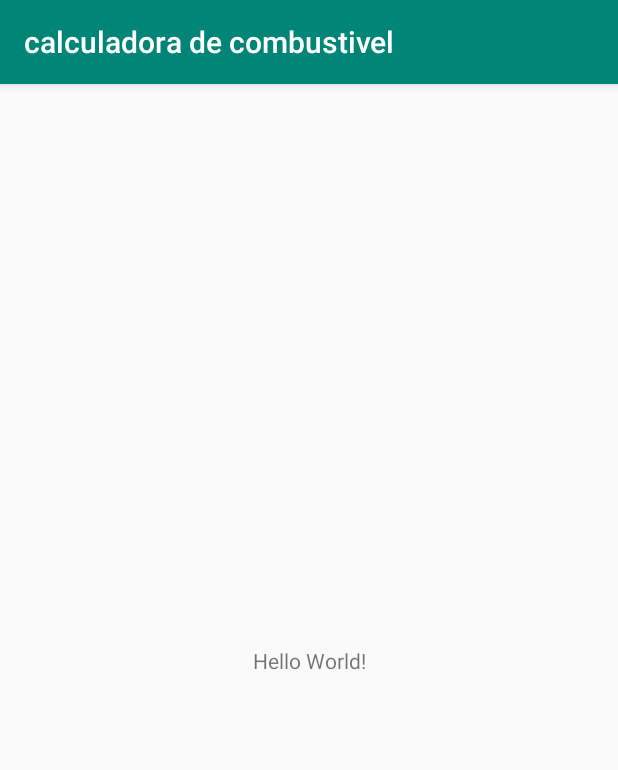
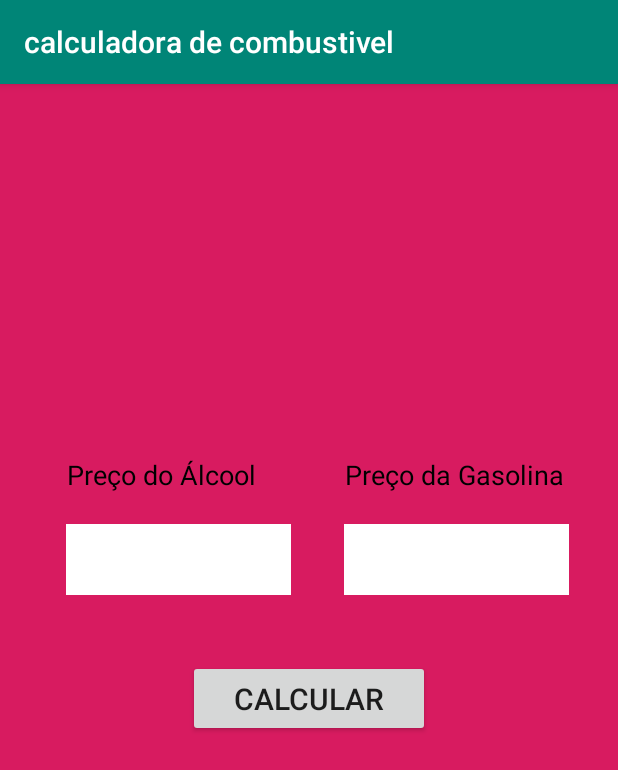
Before and after one commit to ulissesg/alcool-ou-gasolina, an Android app: the screen it shows after launch (MainActivity), on a phone screen of 412 x 824 dp. Shown: the top 770 px of the screen. Run offline under Robolectric (Android 15) with nearby library versions, the phone set to English and light mode, and no system bars.

Commit message:
layout quase pronto

```diff
--- a/app/src/main/res/layout/activity_main.xml
+++ b/app/src/main/res/layout/activity_main.xml
@@ -2,17 +2,102 @@
 <android.support.constraint.ConstraintLayout xmlns:android="http://schemas.android.com/apk/res/android"
     xmlns:app="http://schemas.android.com/apk/res-auto"
     xmlns:tools="http://schemas.android.com/tools"
+    android:id="@+id/texto_resposta"
     android:layout_width="match_parent"
     android:layout_height="match_parent"
+    android:background="@color/colorAccent"
     tools:context=".MainActivity">
 
-    <TextView
-        android:layout_width="wrap_content"
-        android:layout_height="wrap_content"
-        android:text="Hello World!"
-        app:layout_constraintBottom_toBottomOf="parent"
-        app:layout_constraintLeft_toLeftOf="parent"
-        app:layout_constraintRight_toRightOf="parent"
+    <Button
+        android:id="@+id/Calcular"
+        android:layout_width="161dp"
+        android:layout_height="51dp"
+        android:layout_marginStart="8dp"
+        android:layout_marginLeft="8dp"
+        android:layout_marginTop="384dp"
+        android:layout_marginEnd="8dp"
+        android:layout_marginRight="8dp"
+        android:text="Calcular"
+        android:textSize="20sp"
+        app:layout_constraintEnd_toEndOf="parent"
+        app:layout_constraintStart_toStartOf="parent"
         app:layout_constraintTop_toTopOf="parent" />
 
+    <EditText
+        android:id="@+id/Valcool"
+        android:layout_width="150dp"
+        android:layout_height="47dp"
+        android:layout_marginStart="44dp"
+        android:layout_marginLeft="44dp"
+        android:layout_marginTop="16dp"
+        android:background="?attr/colorBackgroundFloating"
+        android:ems="10"
+        android:inputType="numberDecimal"
+        android:textAllCaps="false"
+        app:layout_constraintStart_toStartOf="parent"
+        app:layout_constraintTop_toBottomOf="@+id/alcool" />
+
+    <EditText
+        android:id="@+id/Vgasolina"
+        android:layout_width="150dp"
+        android:layout_height="47dp"
+        android:layout_marginStart="8dp"
+        android:layout_marginLeft="8dp"
+        android:layout_marginTop="16dp"
+        android:layout_marginEnd="8dp"
+        android:layout_marginRight="8dp"
+        android:background="?attr/colorBackgroundFloating"
+        android:ems="10"
+        android:inputType="numberDecimal"
+        android:selectAllOnFocus="false"
+        android:singleLine="false"
+        app:layout_constraintEnd_toEndOf="parent"
+        app:layout_constraintHorizontal_bias="0.529"
+        app:layout_constraintStart_toEndOf="@+id/Valcool"
+        app:layout_constraintTop_toBottomOf="@+id/Gasolina" />
+
+    <TextView
+        android:id="@+id/alcool"
+        android:layout_width="150dp"
+        android:layout_height="29dp"
+        android:layout_marginStart="8dp"
+        android:layout_marginLeft="8dp"
+        android:layout_marginTop="248dp"
+        android:layout_marginEnd="8dp"
+        android:layout_marginRight="8dp"
+        android:text="Preço do Álcool"
+        android:textColor="@android:color/background_dark"
+        android:textSize="18sp"
+        app:layout_constraintEnd_toStartOf="@+id/Gasolina"
+        app:layout_constraintHorizontal_bias="0.571"
+        app:layout_constraintStart_toStartOf="parent"
+        app:layout_constraintTop_toTopOf="parent" />
+
+    <TextView
+        android:id="@+id/Gasolina"
+        android:layout_width="150dp"
+        android:layout_height="29dp"
+        android:layout_marginTop="248dp"
+        android:layout_marginEnd="32dp"
+        android:layout_marginRight="32dp"
+        android:text="Preço da Gasolina"
+        android:textColor="@android:color/background_dark"
+        android:textSize="18sp"
+        app:layout_constraintEnd_toEndOf="parent"
+        app:layout_constraintTop_toTopOf="parent" />
+
+    <TextView
+        android:id="@+id/resultado"
+        android:layout_width="200dp"
+        android:layout_height="40dp"
+        android:layout_marginStart="8dp"
+        android:layout_marginLeft="8dp"
+        android:layout_marginTop="64dp"
+        android:layout_marginEnd="8dp"
+        android:layout_marginRight="8dp"
+        app:layout_constraintEnd_toEndOf="parent"
+        app:layout_constraintHorizontal_bias="0.497"
+        app:layout_constraintStart_toStartOf="parent"
+        app:layout_constraintTop_toBottomOf="@+id/Calcular" />
+
 </android.support.constraint.ConstraintLayout>
```
